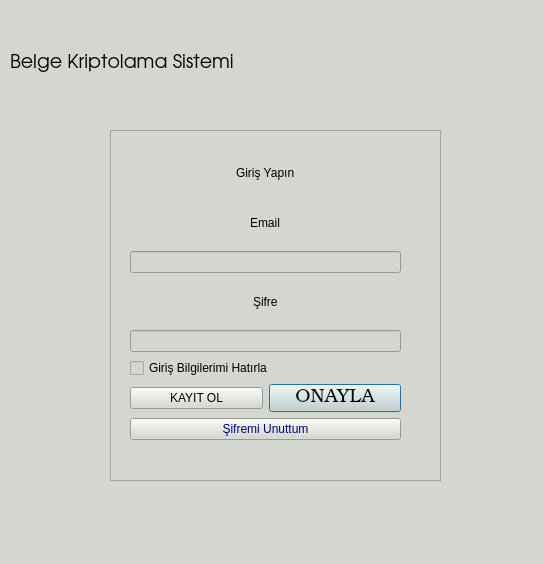
Old version of the form ui/auth.ui in the repository OgiBalboa/E-Book_Cryptology.
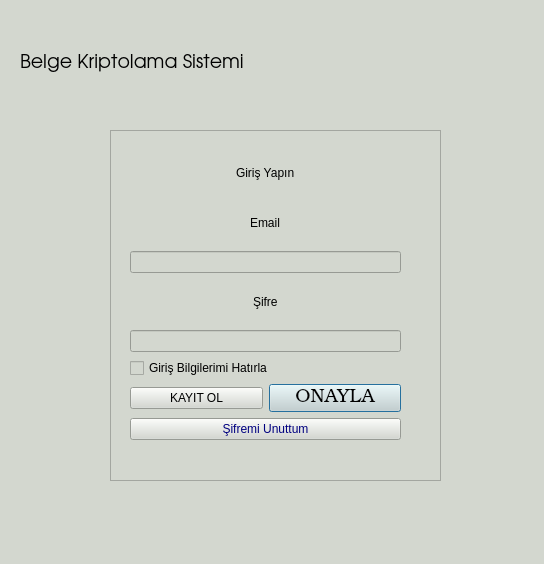
New version of the form. Icons and pictures are not drawn.

Diff of the .ui file:
```diff
--- a/ui/auth.ui
+++ b/ui/auth.ui
@@ -195,9 +195,9 @@
     <widget class="QLabel" name="label_14">
      <property name="geometry">
       <rect>
-       <x>240</x>
+       <x>270</x>
        <y>20</y>
-       <width>251</width>
+       <width>261</width>
        <height>71</height>
       </rect>
      </property>
@@ -217,9 +217,9 @@
     <widget class="QLabel" name="label_15">
      <property name="geometry">
       <rect>
-       <x>10</x>
+       <x>20</x>
        <y>30</y>
-       <width>231</width>
+       <width>241</width>
        <height>61</height>
       </rect>
      </property>
@@ -406,7 +406,7 @@
      <property name="geometry">
       <rect>
        <x>80</x>
-       <y>410</y>
+       <y>430</y>
        <width>211</width>
        <height>41</height>
       </rect>
@@ -456,7 +456,7 @@
      <property name="geometry">
       <rect>
        <x>20</x>
-       <y>460</y>
+       <y>480</y>
        <width>381</width>
        <height>20</height>
       </rect>
```
